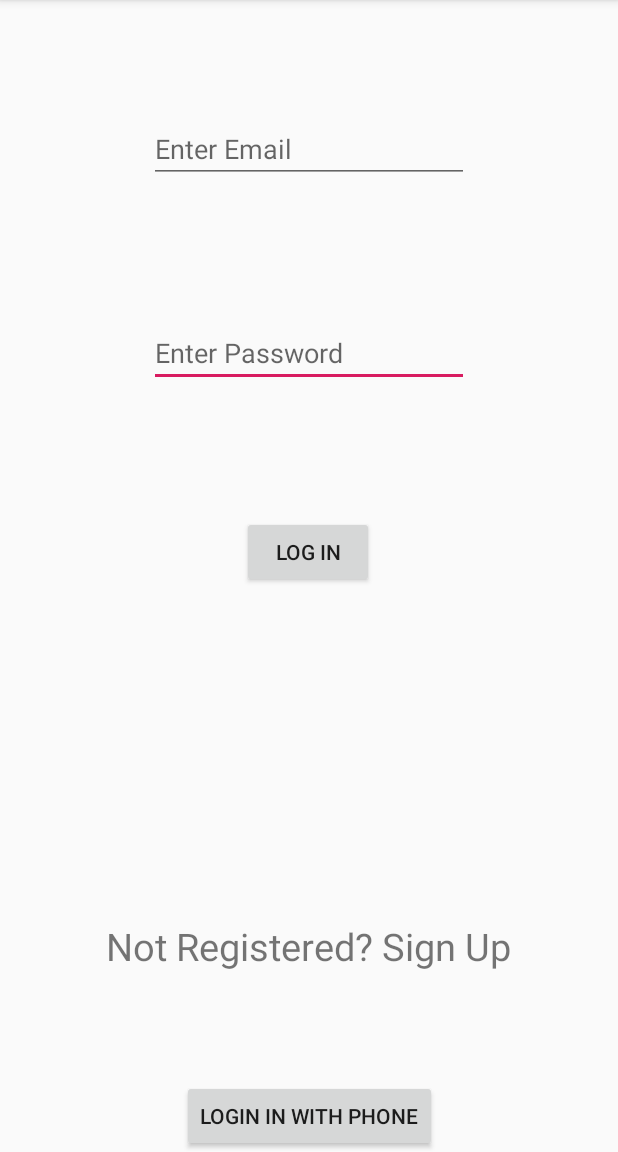
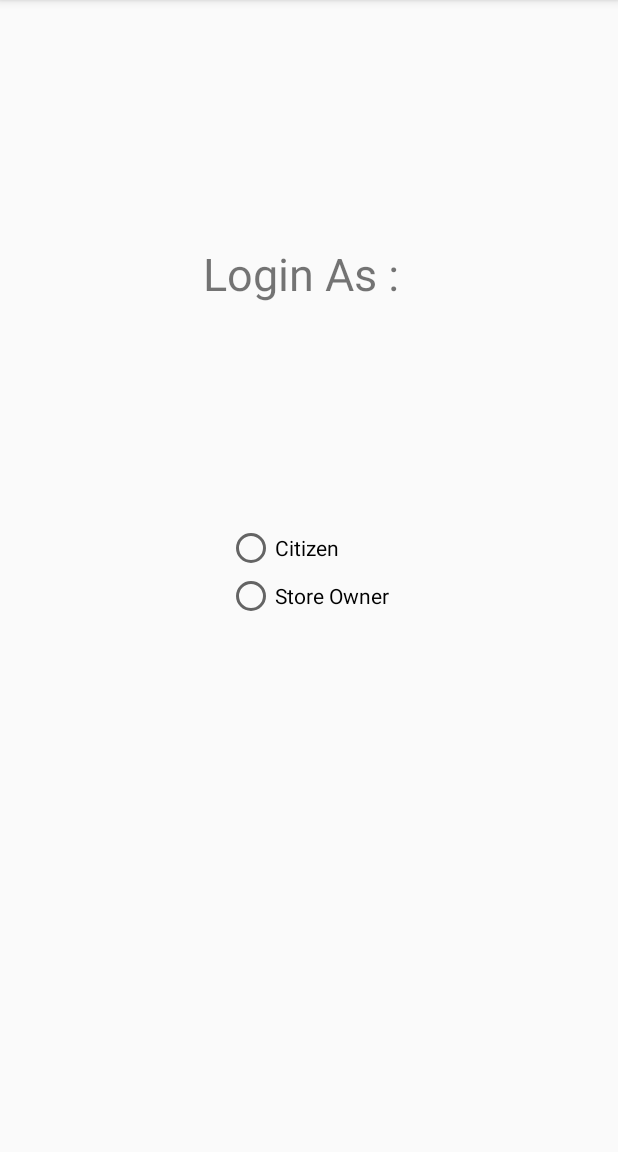
Before and after one commit to shriharivish/COV-AID, an Android app: the screen it shows after launch (MainActivity before the commit, LauncherActivity after it), on a phone screen of 412 x 824 dp, the part 84-1236 px from its top. Run offline under Robolectric (Android 15) with nearby library versions, the phone set to English and light mode, and no system bars.

Commit message:
Created LauncherActivity for login as Citizen or Store Owner

```diff
--- /dev/null
+++ b/app/src/main/java/com/example/htc20/LauncherActivity.java
@@ -0,0 +1,34 @@
+package com.example.htc20;
+
+import androidx.appcompat.app.AppCompatActivity;
+
+import android.content.Intent;
+import android.os.Bundle;
+import android.view.View;
+import android.widget.RadioButton;
+
+public class LauncherActivity extends AppCompatActivity {
+
+    @Override
+    protected void onCreate(Bundle savedInstanceState) {
+        super.onCreate(savedInstanceState);
+        setContentView(R.layout.activity_launcher);
+    }
+
+    public void onRadioButtonClicked(View view) {
+        boolean checked = ((RadioButton) view).isChecked();
+
+        switch (view.getId()) {
+            case R.id.rb_citizen:
+                if (checked) {
+                    startActivity(new Intent(LauncherActivity.this, MainActivity.class));
+                }
+                break;
+            case R.id.rb_storeowner:
+                if (checked) {
+                    startActivity(new Intent(LauncherActivity.this, StoreLoginActivity.class));
+                }
+                break;
+        }
+    }
+}
--- /dev/null
+++ b/app/src/main/res/layout/activity_launcher.xml
@@ -0,0 +1,48 @@
+<?xml version="1.0" encoding="utf-8"?>
+<androidx.constraintlayout.widget.ConstraintLayout xmlns:android="http://schemas.android.com/apk/res/android"
+    xmlns:app="http://schemas.android.com/apk/res-auto"
+    xmlns:tools="http://schemas.android.com/tools"
+    android:layout_width="match_parent"
+    android:layout_height="match_parent"
+    tools:context=".LauncherActivity">
+
+    <RadioGroup
+        android:id="@+id/radioGroup"
+        android:layout_width="wrap_content"
+        android:layout_height="wrap_content"
+        app:layout_constraintBottom_toBottomOf="parent"
+        app:layout_constraintEnd_toEndOf="parent"
+        app:layout_constraintHorizontal_bias="0.498"
+        app:layout_constraintStart_toStartOf="parent"
+        app:layout_constraintTop_toBottomOf="@+id/textView2"
+        app:layout_constraintVertical_bias="0.292">
+
+        <RadioButton
+            android:id="@+id/rb_citizen"
+            android:layout_width="wrap_content"
+            android:layout_height="wrap_content"
+            android:onClick="onRadioButtonClicked"
+            android:text="@string/citizenlogin" />
+
+        <RadioButton
+            android:id="@+id/rb_storeowner"
+            android:layout_width="wrap_content"
+            android:layout_height="wrap_content"
+            android:onClick="onRadioButtonClicked"
+            android:text="@string/storelogin" />
+
+    </RadioGroup>
+
+    <TextView
+        android:id="@+id/textView2"
+        android:layout_width="wrap_content"
+        android:layout_height="wrap_content"
+        android:text="Login As :"
+        android:textSize="30sp"
+        app:layout_constraintBottom_toBottomOf="parent"
+        app:layout_constraintEnd_toEndOf="parent"
+        app:layout_constraintHorizontal_bias="0.48"
+        app:layout_constraintStart_toStartOf="parent"
+        app:layout_constraintTop_toTopOf="parent"
+        app:layout_constraintVertical_bias="0.223" />
+</androidx.constraintlayout.widget.ConstraintLayout>
--- a/app/src/main/res/values/strings.xml
+++ b/app/src/main/res/values/strings.xml
@@ -1,4 +1,6 @@
 <resources>
+    <string name="citizenlogin">Citizen</string>
+    <string name="storelogin">Store Owner</string>
     <string name="app_name">HTC20</string>
     <string name="title_activity_dashboard">DashboardActivity</string>
     <string name="navigation_drawer_open">Open navigation drawer</string>
```
Also changed, not shown: app/src/main/AndroidManifest.xml (+8 -3 lines), app/src/main/java/com/example/htc20/SecondActivity.java (+8 -1 lines), app/src/main/java/com/example/htc20/StoreLoginActivity.java (added, +14 -0 lines), app/src/main/res/layout/activity_maps.xml (+6 -5 lines), app/src/main/res/layout/activity_store_login.xml (added, +9 -0 lines).
